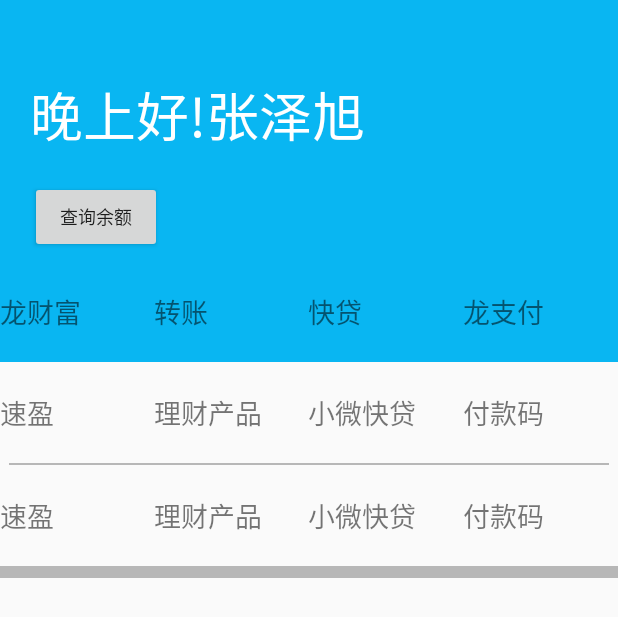
After one commit to zhangzexu/dhccApp, an Android app: the layout tab1.xml on its own in the app's theme, with its tools: preview values and no code run, on a phone screen of 412 x 824 dp. The commit adds this screen. Shown: the top 617 px of the screen. Run offline under Robolectric (Android 15) with nearby library versions, the phone set to English and light mode, and no system bars.

Commit message:
添加选项卡，添加首页界面

```diff
--- a/app/src/main/java/com/dhcc/ui/login/LoginActivity.java
+++ b/app/src/main/java/com/dhcc/ui/login/LoginActivity.java
@@ -126,4 +126,8 @@ public class LoginActivity extends AppCompatActivity {
     private void showLoginFailed(@StringRes Integer errorString) {
         Toast.makeText(getApplicationContext(), errorString, Toast.LENGTH_SHORT).show();
     }
+
+    @Override
+    public void onBackPressed() {
+    }
 }
--- a/app/src/main/res/layout/app_bar_main.xml
+++ b/app/src/main/res/layout/app_bar_main.xml
@@ -2,6 +2,7 @@
 <android.support.design.widget.CoordinatorLayout xmlns:android="http://schemas.android.com/apk/res/android"
     xmlns:app="http://schemas.android.com/apk/res-auto"
     xmlns:tools="http://schemas.android.com/tools"
+    android:id="@+id/app_bar_main"
     android:layout_width="match_parent"
     android:layout_height="match_parent"
     tools:context=".MainActivity">
@@ -20,7 +21,9 @@
 
     </android.support.design.widget.AppBarLayout>
 
-    <include layout="@layout/content_main" />
+    <include
+        android:id="@+id/content_main"
+        layout="@layout/content_main" />
 
     <android.support.design.widget.FloatingActionButton
         android:id="@+id/fab"
--- /dev/null
+++ b/app/src/main/res/layout/tab1.xml
@@ -0,0 +1,168 @@
+<?xml version="1.0" encoding="utf-8"?>
+<LinearLayout xmlns:android="http://schemas.android.com/apk/res/android"
+    xmlns:app="http://schemas.android.com/apk/res-auto"
+    xmlns:tools="http://schemas.android.com/tools"
+    android:id="@+id/LinearLayout1"
+    android:layout_width="match_parent"
+    android:layout_height="match_parent"
+    android:orientation="vertical">
+    <ScrollView
+        android:layout_width="match_parent"
+        android:layout_height="wrap_content">
+        <LinearLayout
+            android:layout_width="match_parent"
+            android:layout_height="wrap_content"
+            android:orientation="vertical">
+            <LinearLayout
+                android:layout_width="match_parent"
+                android:layout_height="wrap_content"
+                android:background="@color/colorHomeHeadBj"
+                android:orientation="vertical">
+                <TextView
+                    android:layout_width="match_parent"
+                    android:layout_height="0dp"
+                    android:layout_marginTop="50dp"
+                    android:layout_marginLeft="20dp"
+                    android:layout_weight="1"
+                    android:textColor="@color/colorHomeName"
+                    android:text="晚上好!张泽旭"
+                    android:fontFamily="monospace"
+                    android:textSize="35sp"/>
+                <Button
+                    android:layout_width="wrap_content"
+                    android:layout_height="0dp"
+                    android:layout_weight="1"
+                    android:layout_marginTop="18dp"
+                    android:layout_marginLeft="20dp"
+                    android:text="查询余额"
+                    android:fontFamily="monospace"
+                    android:textSize="12sp"/>
+                <LinearLayout
+                    android:layout_width="match_parent"
+                    android:layout_height="0dp"
+                    android:layout_weight="1"
+                    android:layout_marginTop="25dp"
+                    android:layout_marginBottom="20dp"
+                    android:orientation="horizontal">
+                    <TextView
+                        android:layout_width="0dp"
+                        android:layout_height="wrap_content"
+                        android:layout_weight="1"
+                        android:text="龙财富"
+                        android:fontFamily="monospace"
+                        android:textSize="18sp"/>
+                    <TextView
+                        android:layout_width="0dp"
+                        android:layout_height="wrap_content"
+                        android:layout_weight="1"
+                        android:text="转账"
+                        android:fontFamily="monospace"
+                        android:textSize="18sp"/>
+                    <TextView
+                        android:layout_width="0dp"
+                        android:layout_height="wrap_content"
+                        android:layout_weight="1"
+                        android:text="快贷"
+                        android:fontFamily="monospace"
+                        android:textSize="18sp"/>
+                    <TextView
+                        android:layout_width="0dp"
+                        android:layout_height="wrap_content"
+                        android:layout_weight="1"
+                        android:text="龙支付"
+                        android:fontFamily="monospace"
+                        android:textSize="18sp"/>
+
+                </LinearLayout>
+            </LinearLayout>
+            <LinearLayout
+                android:layout_width="match_parent"
+                android:layout_height="0dp"
+                android:layout_weight="1"
+                android:layout_marginTop="20dp"
+                android:layout_marginBottom="20dp"
+                android:orientation="horizontal">
+                <TextView
+                    android:layout_width="0dp"
+                    android:layout_height="wrap_content"
+                    android:layout_weight="1"
+                    android:text="速盈"
+                    android:fontFamily="monospace"
+                    android:textSize="18sp"/>
+                <TextView
+                    android:layout_width="0dp"
+                    android:layout_height="wrap_content"
+                    android:layout_weight="1"
+                    android:text="理财产品"
+                    android:fontFamily="monospace"
+                    android:textSize="18sp"/>
+                <TextView
+                    android:layout_width="0dp"
+                    android:layout_height="wrap_content"
+                    android:layout_weight="1"
+                    android:text="小微快贷"
+                    android:fontFamily="monospace"
+                    android:textSize="18sp"/>
+                <TextView
+                    android:layout_width="0dp"
+                    android:layout_height="wrap_content"
+                    android:layout_weight="1"
+                    android:text="付款码"
+                    android:fontFamily="monospace"
+                    android:textSize="18sp"/>
+
+            </LinearLayout>
+            <View
+                android:layout_width="match_parent"
+                android:layout_height="1dp"
+                android:layout_marginLeft="6dp"
+                android:layout_marginRight="6dp"
+                android:background="@color/colorLine"></View>
+            <LinearLayout
+                android:layout_width="match_parent"
+                android:layout_height="0dp"
+                android:layout_weight="1"
+                android:layout_marginTop="20dp"
+                android:layout_marginBottom="20dp"
+                android:orientation="horizontal">
+                <TextView
+                    android:layout_width="0dp"
+                    android:layout_height="wrap_content"
+                    android:layout_weight="1"
+                    android:text="速盈"
+                    android:fontFamily="monospace"
+                    android:textSize="18sp"/>
+                <TextView
+                    android:layout_width="0dp"
+                    android:layout_height="wrap_content"
+                    android:layout_weight="1"
+                    android:text="理财产品"
+                    android:fontFamily="monospace"
+                    android:textSize="18sp"/>
+                <TextView
+                    android:layout_width="0dp"
+                    android:layout_height="wrap_content"
+                    android:layout_weight="1"
+                    android:text="小微快贷"
+                    android:fontFamily="monospace"
+                    android:textSize="18sp"/>
+                <TextView
+                    android:layout_width="0dp"
+                    android:layout_height="wrap_content"
+                    android:layout_weight="1"
+                    android:text="付款码"
+                    android:fontFamily="monospace"
+                    android:textSize="18sp"/>
+
+            </LinearLayout>
+            <View
+                android:layout_width="match_parent"
+                android:layout_height="8dp"
+                android:background="@color/colorLine"></View>
+
+        </LinearLayout>
+    </ScrollView>
+
+
+
+</LinearLayout>
--- a/app/src/main/res/values/colors.xml
+++ b/app/src/main/res/values/colors.xml
@@ -3,4 +3,7 @@
     <color name="colorPrimary">#008577</color>
     <color name="colorPrimaryDark">#00574B</color>
     <color name="colorAccent">#D81B60</color>
+    <color name="colorHomeHeadBj">#09b6f2</color>
+    <color name="colorHomeName">#FFFFFF</color>
+    <color name="colorLine">#B7B7B7</color>
 </resources>
```
Also changed, not shown: app/src/main/java/com/dhcc/MainActivity.java (+50 -4 lines), app/src/main/res/layout/content_main.xml (+23 -17 lines), app/src/main/res/layout/tab2.xml (added, +17 -0 lines), app/src/main/res/layout/tab3.xml (added, +17 -0 lines), app/src/main/res/layout/tab4.xml (added, +17 -0 lines), app/src/main/res/values/strings.xml (+6 -1 lines).
